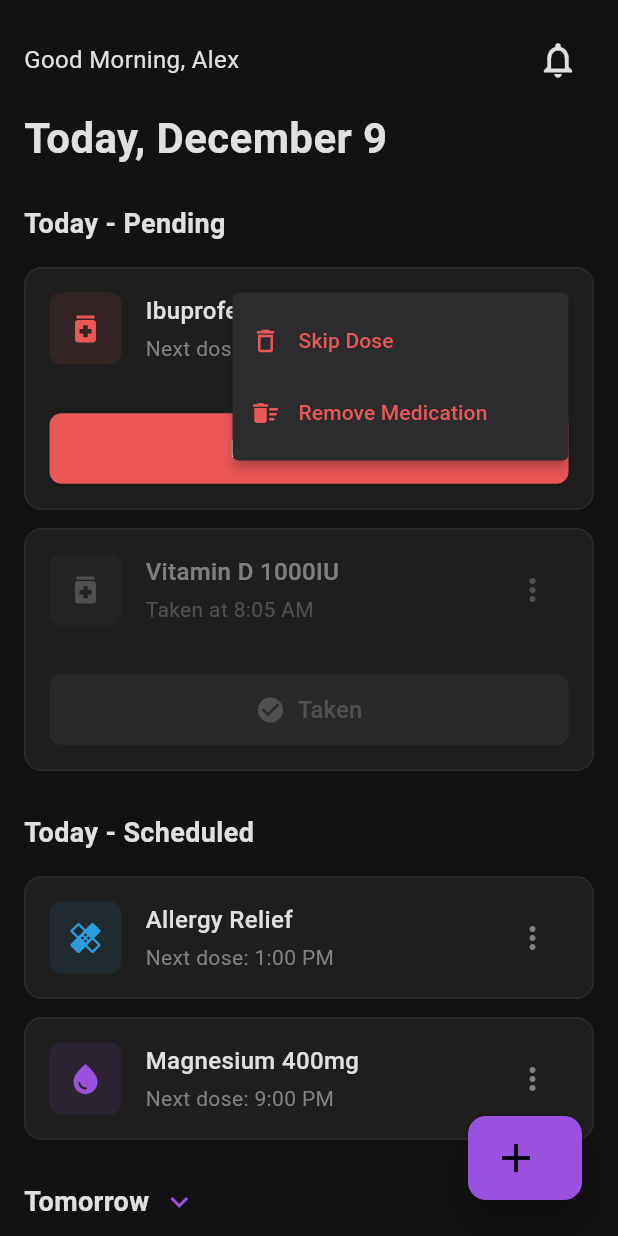
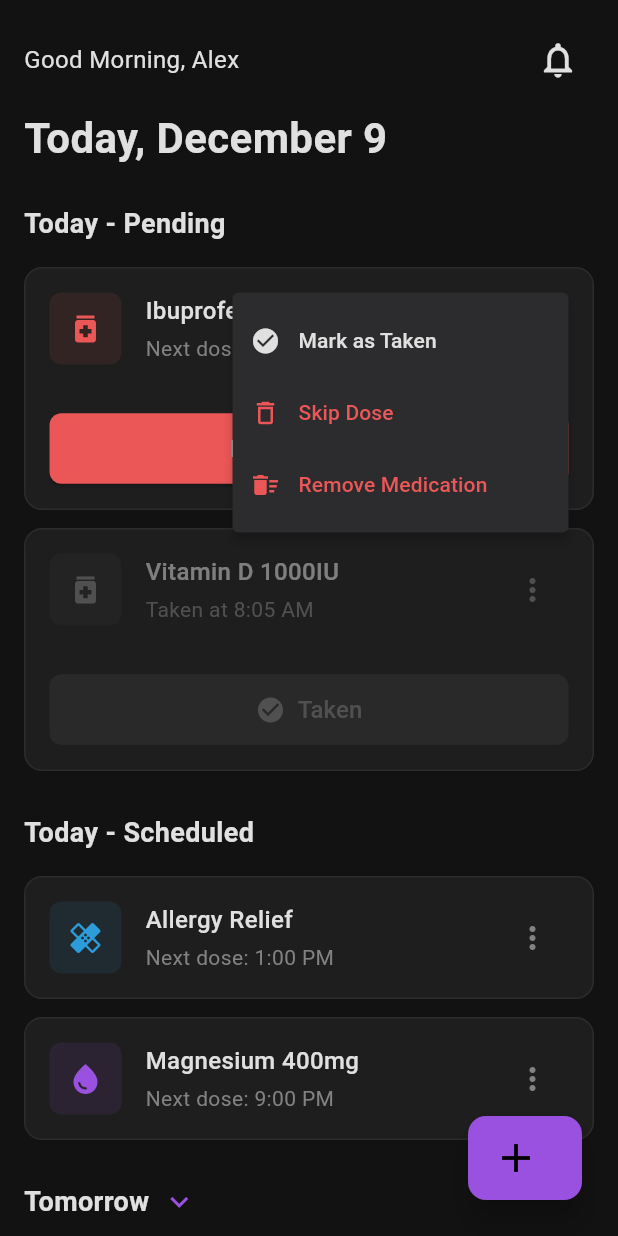
Before and after one commit to batiacosta/easy_pill, a Flutter app: the screen it shows after launch, after a tap on the "more vert" icon, on a phone screen of 412 x 824 dp. Run offline on Flutter 3.47's test engine with Material 3 defaults, Android fonts, the phone set to English and light mode, and no system bars.

Commit message:
Adding Mark as Taken option

```diff
--- a/lib/screens/home.dart
+++ b/lib/screens/home.dart
@@ -182,6 +182,7 @@ class _HomeScreenState extends State<HomeScreen> {
                         },
                         onShowDeleteDialog: _showDeleteDialog,
                         showMarkButton: true,
+                        showMarkInMenu: true,
                       ),
                       // Today - Scheduled Section (medications scheduled for later today)
                       MedicationSection(
@@ -211,6 +212,7 @@ class _HomeScreenState extends State<HomeScreen> {
                         },
                         onShowDeleteDialog: _showDeleteDialog,
                         showMarkButton: false,
+                        showMarkInMenu: true,
                       ),
                       // Tomorrow - Collapsible Section
                       CollapsibleMedicationSection(
--- a/lib/widgets/collapsible_medication_section.dart
+++ b/lib/widgets/collapsible_medication_section.dart
@@ -8,6 +8,7 @@ class CollapsibleMedicationSection extends StatefulWidget {
   final Function(MedicationItem) onMarkAsTaken;
   final Function(BuildContext, String, String, String, VoidCallback) onShowDeleteDialog;
   final bool showMarkButton;
+  final bool showMarkInMenu;
 
   const CollapsibleMedicationSection({
     super.key,
@@ -16,6 +17,7 @@ class CollapsibleMedicationSection extends StatefulWidget {
     required this.onMarkAsTaken,
     required this.onShowDeleteDialog,
     this.showMarkButton = true,
+    this.showMarkInMenu = false,
   });
 
   @override
@@ -68,6 +70,7 @@ class _CollapsibleMedicationSectionState extends State<CollapsibleMedicationSect
                         onMarkAsTaken: () => widget.onMarkAsTaken(med),
                         onShowDeleteDialog: widget.onShowDeleteDialog,
                         showMarkButton: widget.showMarkButton,
+                        showMarkInMenu: widget.showMarkInMenu,
                       ),
                     ))
                 .toList(),
--- a/lib/widgets/medication_card.dart
+++ b/lib/widgets/medication_card.dart
@@ -6,6 +6,7 @@ class MedicationCard extends StatefulWidget {
   final VoidCallback onMarkAsTaken;
   final Function(BuildContext, String, String, String, VoidCallback) onShowDeleteDialog;
   final bool showMarkButton;
+  final bool showMarkInMenu;
 
   const MedicationCard({
     super.key,
@@ -13,6 +14,7 @@ class MedicationCard extends StatefulWidget {
     required this.onMarkAsTaken,
     required this.onShowDeleteDialog,
     this.showMarkButton = true,
+    this.showMarkInMenu = false,
   });
 
   @override
@@ -95,7 +97,9 @@ class _MedicationCardState extends State<MedicationCard> {
                         color: Color(0xFF828282), size: 24),
                     color: const Color(0xFF2C2C2E),
                     onSelected: (value) {
-                      if (value == 'delete') {
+                      if (value == 'mark_taken') {
+                        widget.onMarkAsTaken();
+                      } else if (value == 'delete') {
                         widget.onShowDeleteDialog(
                           context,
                           widget.medication.name,
@@ -131,7 +135,32 @@ class _MedicationCardState extends State<MedicationCard> {
                         );
                       }
                     },
-                    itemBuilder: (BuildContext context) => [
+                    itemBuilder: (BuildContext context) {
+                      final items = <PopupMenuItem<String>>[];
+
+                      if (widget.showMarkInMenu && !widget.medication.isTaken) {
+                        items.add(
+                          PopupMenuItem<String>(
+                            value: 'mark_taken',
+                            child: Row(
+                              children: [
+                                const Icon(Icons.check_circle,
+                                    color: Color(0xFFE0E0E0), size: 20),
+                                const SizedBox(width: 12),
+                                const Text(
+                                  'Mark as Taken',
+                                  style: TextStyle(
+                                    color: Color(0xFFE0E0E0),
+                                    fontSize: 14,
+                                  ),
+                                ),
+                              ],
+                            ),
+                          ),
+                        );
+                      }
+
+                      items.addAll([
                         PopupMenuItem<String>(
                           value: 'delete',
                           child: Row(
@@ -166,7 +195,9 @@ class _MedicationCardState extends State<MedicationCard> {
                             ],
                           ),
                         ),
-                    ],
+                      ]);
+                      return items;
+                    },
                   ),
                 ],
               ),
--- a/lib/widgets/medication_section.dart
+++ b/lib/widgets/medication_section.dart
@@ -8,6 +8,7 @@ class MedicationSection extends StatelessWidget {
   final Function(MedicationItem) onMarkAsTaken;
   final Function(BuildContext, String, String, String, VoidCallback) onShowDeleteDialog;
   final bool showMarkButton;
+  final bool showMarkInMenu;
 
   const MedicationSection({
     super.key,
@@ -16,6 +17,7 @@ class MedicationSection extends StatelessWidget {
     required this.onMarkAsTaken,
     required this.onShowDeleteDialog,
     this.showMarkButton = true,
+    this.showMarkInMenu = false,
   });
 
   @override
@@ -43,6 +45,7 @@ class MedicationSection extends StatelessWidget {
                       onMarkAsTaken: () => onMarkAsTaken(med),
                       onShowDeleteDialog: onShowDeleteDialog,
                       showMarkButton: showMarkButton,
+                      showMarkInMenu: showMarkInMenu,
                     ),
                   ))
               .toList(),
```
Lines whose indentation alone changed are shown as unchanged.
